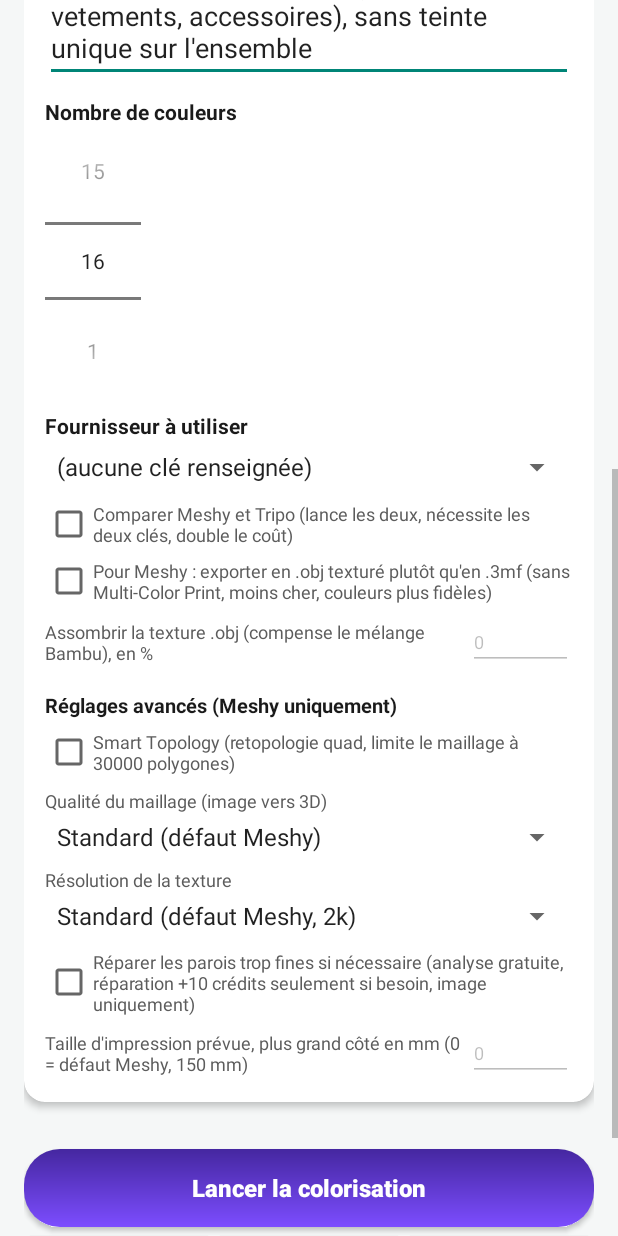
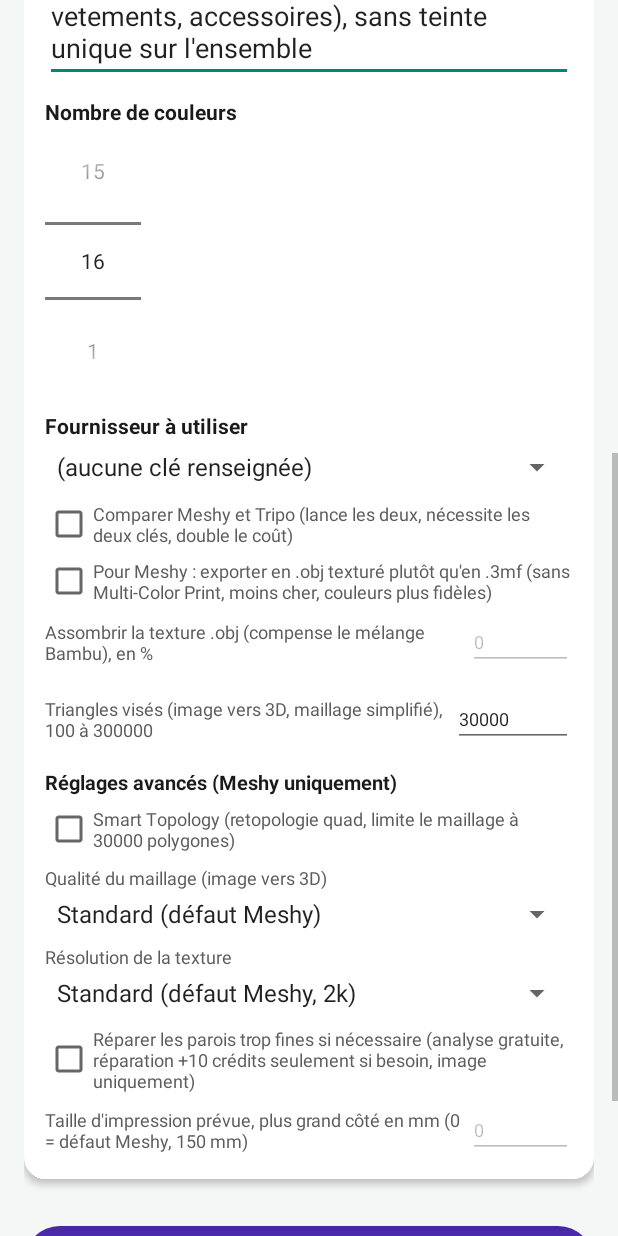
Before and after one commit to Retrofall59/ColoriseurSTL, an Android app: the screen it shows after launch (MainActivity), scrolled down 576 dp, on a phone screen of 412 x 824 dp. Run offline under Robolectric (Android 15) with nearby library versions, the phone set to English and light mode, and no system bars; 13 statements that could not run were skipped.

Commit message:
Porte cote Android (vague 6) : champ "Triangles vises" reglable (etait fixe a 30000 partout)
Dernier ecart connu avec la version Windows ($numTriangles, 100-300000, defaut 30000) :
jusqu'ici la cible de polycount utilisee par Image to 3D, Smart Topology et Remesh
(Meshy) ainsi que Retopology (Tripo) etait figee a 30000 en dur, sans aucun moyen de
la changer depuis l'appli.

Ajoute un champ numerique dans l'UI (meme plage que Windows, 100 a 300000), chaine
jusqu'aux quatre points d'usage : MainActivity -> Intent extra -> ColorisationService
-> MeshyApiClient.genererMaillageDepuisImage/remesher et TripoApiClient.coloriser
(decimate). Verifie par compilation reelle (kotlinc + stubs, stub R.kt complete),
zero erreur.

Avec cette vague, le type d'imprimante Printability ("fdm") reste la seule valeur en
dur restante - verifie que c'est aussi le cas cote Windows (aucun selecteur
correspondant n'existe la-bas non plus), donc pas un ecart reel.

Co-Authored-By: Claude Sonnet 5 <noreply@anthropic.com>
Claude-Session: https://claude.ai/code/session_01Y8U3AogUPkSrsonNUMp6cd

```diff
--- a/app/src/main/java/com/tomyn/coloriseurstl/MainActivity.kt
+++ b/app/src/main/java/com/tomyn/coloriseurstl/MainActivity.kt
@@ -114,6 +114,8 @@ class MainActivity : AppCompatActivity() {
     private lateinit var caseReparationParois: CheckBox
     private lateinit var texteTailleImpression: TextView
     private lateinit var champTailleImpression: EditText
+    // 20/10/2026, vague 6 : cible de polycount, Meshy ET Tripo (voir le commentaire du layout).
+    private lateinit var champTrianglesVises: EditText
 
     private var fichiersSource: List<FichierSource> = emptyList()
     private var uriDossierSortie: Uri? = null
@@ -180,6 +182,7 @@ class MainActivity : AppCompatActivity() {
         caseReparationParois = findViewById(R.id.caseReparationParois)
         texteTailleImpression = findViewById(R.id.texteTailleImpression)
         champTailleImpression = findViewById(R.id.champTailleImpression)
+        champTrianglesVises = findViewById(R.id.champTrianglesVises)
         btnLancer = findViewById(R.id.btnLancer)
         btnAnnuler = findViewById(R.id.btnAnnuler)
         btnRelancerEchecs = findViewById(R.id.btnRelancerEchecs)
@@ -440,6 +443,11 @@ class MainActivity : AppCompatActivity() {
         2 -> "8k"
         else -> ""
     }
+
+    // 20/10/2026, vague 6 : meme plage que $numTriangles cote Windows (100 a 300000) - texte
+    // invalide ou vide -> defaut 30000, jamais une erreur bloquante pour un simple reglage.
+    private fun trianglesVisesChoisis(): Int =
+        champTrianglesVises.text.toString().toIntOrNull()?.coerceIn(100, 300000) ?: 30000
 
     private fun configurerMenuFournisseur() {
         mettreAJourMenuFournisseur()
@@ -805,6 +813,7 @@ class MainActivity : AppCompatActivity() {
         val smartTopology = caseSmartTopology.isChecked
         val geometryResolution = geometrieResolutionChoisie()
         val textureResolution = textureResolutionChoisie()
+        val targetPolycount = trianglesVisesChoisis()
         val reparerParois = caseReparationParois.isChecked
         // "0" (valeur par defaut du champ) -> null, pour que le service sache qu'il ne faut rien
         // envoyer (et laisser Meshy appliquer son propre defaut de 150 mm) - meme logique que
@@ -814,7 +823,7 @@ class MainActivity : AppCompatActivity() {
         } else null
 
         if (fournisseur == "Tripo") {
-            demarrerServiceColorisation(fichiersAtraiter, dossierSortie, prompt, fournisseur, comparer, meshyObjExperimental, assombrirTexturePourcent, smartTopology, geometryResolution, textureResolution, reparerParois, tailleImpressionMm)
+            demarrerServiceColorisation(fichiersAtraiter, dossierSortie, prompt, fournisseur, comparer, meshyObjExperimental, assombrirTexturePourcent, smartTopology, geometryResolution, textureResolution, reparerParois, tailleImpressionMm, targetPolycount)
             return
         }
 
@@ -835,7 +844,7 @@ class MainActivity : AppCompatActivity() {
                         AlertDialog.Builder(this)
                             .setTitle("Vérification impossible")
                             .setMessage("Impossible de vérifier la clé API ou le solde pour l'instant (problème réseau ?). Continuer quand même ?")
-                            .setPositiveButton("Continuer") { _, _ -> demarrerServiceColorisation(fichiersAtraiter, dossierSortie, prompt, fournisseur, comparer, meshyObjExperimental, assombrirTexturePourcent, smartTopology, geometryResolution, textureResolution, reparerParois, tailleImpressionMm) }
+                            .setPositiveButton("Continuer") { _, _ -> demarrerServiceColorisation(fichiersAtraiter, dossierSortie, prompt, fournisseur, comparer, meshyObjExperimental, assombrirTexturePourcent, smartTopology, geometryResolution, textureResolution, reparerParois, tailleImpressionMm, targetPolycount) }
                             .setNegativeButton("Annuler", null)
                             .show()
                     }
@@ -850,11 +859,11 @@ class MainActivity : AppCompatActivity() {
                             AlertDialog.Builder(this)
                                 .setTitle("Solde potentiellement insuffisant")
                                 .setMessage("Solde actuel : ${verif.solde} crédits. Coût estimé pour ce lot (Meshy seul) : ~$coutEstime crédits.\n\nContinuer quand même ?")
-                                .setPositiveButton("Continuer") { _, _ -> demarrerServiceColorisation(fichiersAtraiter, dossierSortie, prompt, fournisseur, comparer, meshyObjExperimental, assombrirTexturePourcent, smartTopology, geometryResolution, textureResolution, reparerParois, tailleImpressionMm) }
+                                .setPositiveButton("Continuer") { _, _ -> demarrerServiceColorisation(fichiersAtraiter, dossierSortie, prompt, fournisseur, comparer, meshyObjExperimental, assombrirTexturePourcent, smartTopology, geometryResolution, textureResolution, reparerParois, tailleImpressionMm, targetPolycount) }
                                 .setNegativeButton("Annuler", null)
                                 .show()
                         } else {
-                            demarrerServiceColorisation(fichiersAtraiter, dossierSortie, prompt, fournisseur, comparer, meshyObjExperimental, assombrirTexturePourcent, smartTopology, geometryResolution, textureResolution, reparerParois, tailleImpressionMm)
+                            demarrerServiceColorisation(fichiersAtraiter, dossierSortie, prompt, fournisseur, comparer, meshyObjExperimental, assombrirTexturePourcent, smartTopology, geometryResolution, textureResolution, reparerParois, tailleImpressionMm, targetPolycount)
                         }
                     }
                 }
@@ -866,7 +875,7 @@ class MainActivity : AppCompatActivity() {
         fichiersAtraiter: List<Pair<Uri, String>>, dossierSortie: Uri, prompt: String, fournisseur: String,
         comparer: Boolean, meshyObjExperimental: Boolean, assombrirTexturePourcent: Double = 0.0,
         smartTopology: Boolean = false, geometryResolution: String = "", textureResolution: String = "",
-        reparerParois: Boolean = false, tailleImpressionMm: Int? = null
+        reparerParois: Boolean = false, tailleImpressionMm: Int? = null, targetPolycount: Int = 30000
     ) {
         val intent = Intent(this, ColorisationService::class.java).apply {
             putParcelableArrayListExtra(ColorisationService.EXTRA_URIS, ArrayList(fichiersAtraiter.map { it.first }))
@@ -883,6 +892,7 @@ class MainActivity : AppCompatActivity() {
             putExtra(ColorisationService.EXTRA_TEXTURE_RESOLUTION, textureResolution)
             putExtra(ColorisationService.EXTRA_REPARER_PAROIS, reparerParois)
             tailleImpressionMm?.let { putExtra(ColorisationService.EXTRA_TAILLE_IMPRESSION_MM, it) }
+            putExtra(ColorisationService.EXTRA_TARGET_POLYCOUNT, targetPolycount)
         }
         galerieResultats.removeAllViews()
         nombreResultatsAffiches = 0
--- a/app/src/main/res/layout/activity_main.xml
+++ b/app/src/main/res/layout/activity_main.xml
@@ -285,6 +285,35 @@
 
                 </LinearLayout>
 
+                <!-- 20/10/2026, vague 6 : cible de polycount, utilisee par Image to 3D/Smart
+                     Topology/Remesh (Meshy) ET Retopology (Tripo) - seul reglage de cette section
+                     qui s'applique aux deux fournisseurs, d'ou sa place en dehors du bloc
+                     "Meshy uniquement" ci-dessous. -->
+                <LinearLayout
+                    android:layout_width="match_parent"
+                    android:layout_height="wrap_content"
+                    android:layout_marginTop="14dp"
+                    android:orientation="horizontal"
+                    android:gravity="center_vertical">
+
+                    <TextView
+                        android:layout_width="0dp"
+                        android:layout_weight="1"
+                        android:layout_height="wrap_content"
+                        android:text="Triangles visés (image vers 3D, maillage simplifié), 100 à 300000"
+                        android:textColor="@color/texte_secondaire"
+                        android:textSize="12sp" />
+
+                    <EditText
+                        android:id="@+id/champTrianglesVises"
+                        android:layout_width="80dp"
+                        android:layout_height="wrap_content"
+                        android:inputType="number"
+                        android:text="30000"
+                        android:textSize="12sp" />
+
+                </LinearLayout>
+
                 <!-- 20/10/2026, vague 4 : reglages avances Meshy (portes cote API dans les vagues
                      precedentes, jusqu'ici sans controle dans l'UI). Sans effet sur Tripo. -->
                 <TextView
```
Also changed, not shown: app/src/main/java/com/tomyn/coloriseurstl/ColorisationService.kt (+14 -9 lines).
